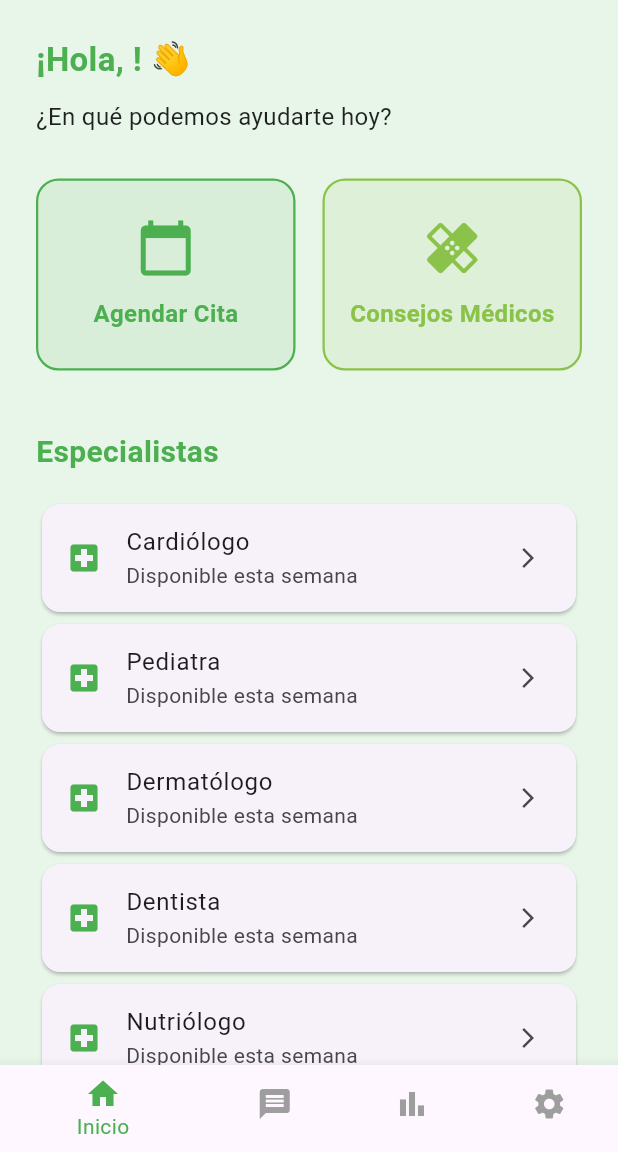
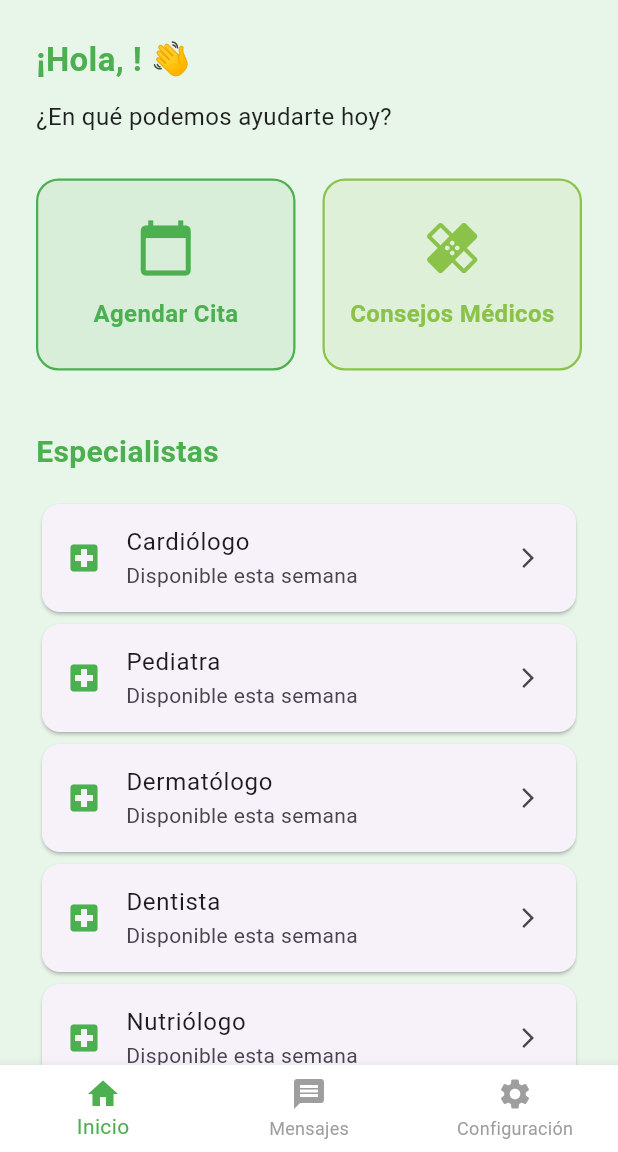
Before and after one commit to DRILLO-27/login_page, a Flutter app: the screen it shows once a user with an empty profile is signed in, on a phone screen of 412 x 824 dp, the part 84-1236 px from its top. Run offline on Flutter 3.47's test engine with Material 3 defaults, Android fonts, the phone set to English and light mode, and no system bars; our stand-ins replace cloud_firestore, firebase_auth, firebase_core, fl_chart; accounts and stored records are empty.

Commit message:
final final

```diff
--- a/lib/pages/home_page.dart
+++ b/lib/pages/home_page.dart
@@ -121,7 +121,6 @@ class _HomePageState extends State<HomePage> {
         items: const [
           BottomNavigationBarItem(icon: Icon(Icons.home), label: "Inicio"),
           BottomNavigationBarItem(icon: Icon(Icons.message), label: "Mensajes"),
-          BottomNavigationBarItem(icon: Icon(Icons.bar_chart), label: "Gráficas"),
           BottomNavigationBarItem(icon: Icon(Icons.settings), label: "Configuración"),
         ],
       ),
```
